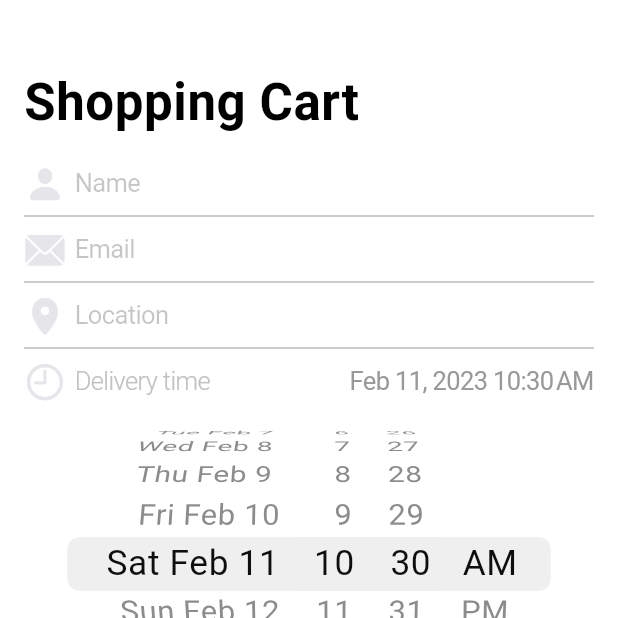
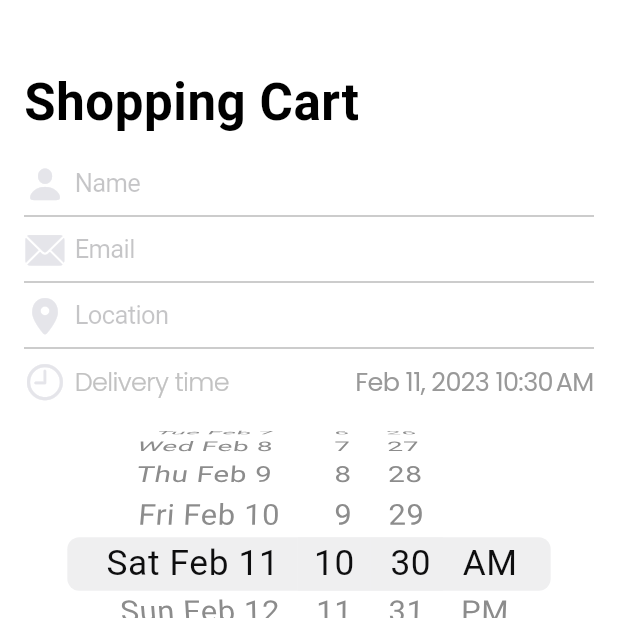
Before and after one commit to kevin2-cyber/Dart_Apprentice, a Flutter app: the screen it shows after launch, item 3 of the bottom bar chosen, scrolled down 1728 dp, on a phone screen of 412 x 824 dp, the top half of it. Run offline on Flutter 3.47's test engine with Material 2 defaults, Android fonts, the phone set to English and light mode, and no system bars; our stand-ins replace cached_network_image, chopper, equatable, flutter_slidable, flutter_svg, google_fonts and 3 more; generated files the repository leaves out were written again.

Commit message:
done refactoring

```diff
--- a/cupertino_app/lib/app/shopping.cart.tab.dart
+++ b/cupertino_app/lib/app/shopping.cart.tab.dart
@@ -107,13 +107,13 @@ class _ShoppingCartTabState extends State<ShoppingCartTab> {
           children: <Widget>[
             Row(
               mainAxisAlignment: MainAxisAlignment.start,
-              children: const <Widget>[
-                Icon(
+              children:  <Widget>[
+                const Icon(
                   CupertinoIcons.clock,
                   color: CupertinoColors.lightBackgroundGray,
                   size: 28,
                 ),
-                SizedBox(width: 6),
+                const SizedBox(width: 6),
                 Text(
                   'Delivery time',
                   style: Styles.deliveryTimeLabel,
--- a/cupertino_app/lib/styles.dart
+++ b/cupertino_app/lib/styles.dart
@@ -1,40 +1,41 @@
 
 import 'package:flutter/cupertino.dart';
+import 'package:google_fonts/google_fonts.dart';
 
 abstract class Styles {
-  static const TextStyle productRowItemName = TextStyle(
-    color: Color.fromRGBO(0, 0, 0, 0.8),
+  static TextStyle productRowItemName = GoogleFonts.poppins(
+    color: const Color.fromRGBO(0, 0, 0, 0.8),
     fontSize: 18,
     fontStyle: FontStyle.normal,
     fontWeight: FontWeight.normal,
   );
 
-  static const TextStyle productRowTotal = TextStyle(
-    color: Color.fromRGBO(0, 0, 0, 0.8),
+  static TextStyle productRowTotal = GoogleFonts.poppins(
+    color: const Color.fromRGBO(0, 0, 0, 0.8),
     fontSize: 18,
     fontStyle: FontStyle.normal,
     fontWeight: FontWeight.bold,
   );
 
-  static const TextStyle productRowItemPrice = TextStyle(
-    color: Color(0xFF8E8E93),
+  static TextStyle productRowItemPrice = GoogleFonts.poppins(
+    color: const Color(0xFF8E8E93),
     fontSize: 13,
     fontWeight: FontWeight.w300,
   );
 
-  static const TextStyle searchText = TextStyle(
-    color: Color.fromRGBO(0, 0, 0, 1),
+  static TextStyle searchText = GoogleFonts.poppins(
+    color: const Color.fromRGBO(0, 0, 0, 1),
     fontSize: 14,
     fontStyle: FontStyle.normal,
     fontWeight: FontWeight.normal,
   );
 
-  static const TextStyle deliveryTimeLabel = TextStyle(
-    color: Color(0xFFC2C2C2),
+  static TextStyle deliveryTimeLabel = GoogleFonts.poppins(
+    color: const Color(0xFFC2C2C2),
     fontWeight: FontWeight.w300,
   );
 
-  static const TextStyle deliveryTime = TextStyle(
+  static TextStyle deliveryTime = GoogleFonts.poppins(
     color: CupertinoColors.inactiveGray,
   );
 
--- a/cupertino_app/pubspec.yaml
+++ b/cupertino_app/pubspec.yaml
@@ -19,6 +19,7 @@ dependencies:
   intl: ^0.18.0
   provider: ^6.0.5
   shrine_images: ^2.0.2
+  google_fonts: ^3.0.1
 
 dev_dependencies:
   flutter_test:
```
Also changed, not shown: cupertino_app/pubspec.lock, 7 other files.
